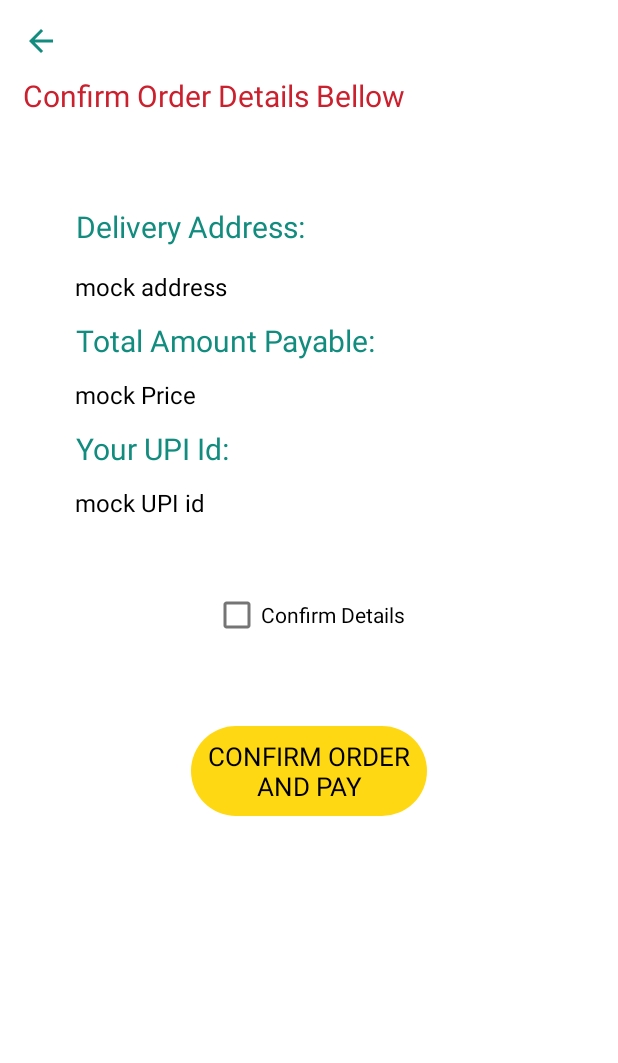
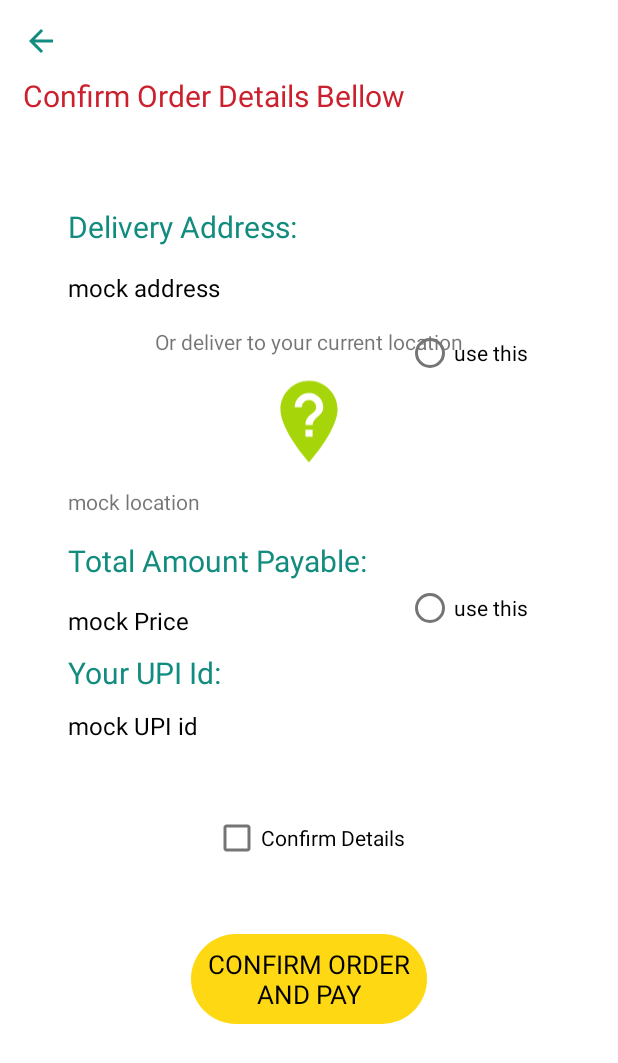
Before and after one commit to 8UCK37/FoodDeliApp, an Android app: the layout activity_payment.xml on its own in the app's theme, with its tools: preview values and no code run, on a phone screen of 412 x 824 dp. Shown: the top 1063 px of the screen. Run offline under Robolectric (Android 15) with nearby library versions, the phone set to English and light mode, and no system bars.

Commit message:
Added Location service in PaymentActivity

```diff
--- a/app/src/main/res/layout/activity_payment.xml
+++ b/app/src/main/res/layout/activity_payment.xml
@@ -29,44 +29,43 @@
 
     <TextView
         android:id="@+id/Address"
-        android:layout_width="match_parent"
+        android:layout_width="200dp"
         android:layout_height="wrap_content"
-        android:layout_marginStart="50dp"
+        android:layout_marginTop="16dp"
         android:layout_marginEnd="50dp"
-        android:layout_marginTop="15dp"
         android:text="mock address"
         android:textColor="@color/black"
         android:textSize="16sp"
         app:layout_constraintEnd_toEndOf="parent"
-        app:layout_constraintStart_toStartOf="@+id/Title"
+        app:layout_constraintHorizontal_bias="0.0"
+        app:layout_constraintStart_toStartOf="@+id/textView4"
         app:layout_constraintTop_toBottomOf="@+id/textView4" />
 
     <TextView
         android:id="@+id/Price"
-        android:layout_width="match_parent"
+        android:layout_width="350dp"
         android:layout_height="wrap_content"
-        android:layout_marginStart="50dp"
-        android:layout_marginTop="50dp"
+        android:layout_marginTop="200dp"
         android:layout_marginEnd="50dp"
         android:text="mock Price"
         android:textColor="@color/black"
         android:textSize="16sp"
         app:layout_constraintEnd_toEndOf="parent"
-        app:layout_constraintStart_toStartOf="@+id/Title"
+        app:layout_constraintHorizontal_bias="0.0"
+        app:layout_constraintStart_toStartOf="@+id/textView6"
         app:layout_constraintTop_toBottomOf="@+id/Address" />
 
     <TextView
         android:id="@+id/UPI_id"
-        android:layout_width="match_parent"
+        android:layout_width="350dp"
         android:layout_height="wrap_content"
-        android:layout_marginStart="50dp"
-        android:layout_marginTop="50dp"
-        android:layout_marginEnd="50dp"
+        android:layout_marginTop="48dp"
         android:text="mock UPI id"
         android:textColor="@color/black"
         android:textSize="16sp"
         app:layout_constraintEnd_toEndOf="parent"
-        app:layout_constraintStart_toStartOf="@+id/Title"
+        app:layout_constraintHorizontal_bias="0.0"
+        app:layout_constraintStart_toStartOf="@+id/textView7"
         app:layout_constraintTop_toBottomOf="@+id/Price" />
 
     <CheckBox
@@ -94,13 +93,13 @@
         app:layout_constraintEnd_toEndOf="parent"
         app:layout_constraintStart_toStartOf="parent"
         app:layout_constraintTop_toBottomOf="@+id/CheckBox"
-        android:layout_marginTop="50dp"/>
+        android:layout_marginTop="40dp"/>
 
     <TextView
         android:id="@+id/textView4"
         android:layout_width="wrap_content"
         android:layout_height="wrap_content"
-        android:layout_marginStart="35dp"
+        android:layout_marginStart="30dp"
         android:layout_marginTop="60dp"
         android:text="Delivery Address:"
         android:textColor="@color/whatsapp_teal"
@@ -113,8 +112,7 @@
         android:id="@+id/textView6"
         android:layout_width="wrap_content"
         android:layout_height="wrap_content"
-        android:layout_marginStart="35dp"
-        android:layout_marginTop="15dp"
+        android:layout_marginStart="30dp"
         android:layout_marginBottom="15dp"
         android:text="Total Amount Payable:"
         android:textColor="@color/whatsapp_teal"
@@ -122,13 +120,13 @@
         android:textStyle="normal"
         app:layout_constraintBottom_toTopOf="@+id/Price"
         app:layout_constraintStart_toStartOf="@+id/Title"
-        app:layout_constraintTop_toBottomOf="@+id/Address" />
+         />
 
     <TextView
         android:id="@+id/textView7"
         android:layout_width="wrap_content"
         android:layout_height="wrap_content"
-        android:layout_marginStart="35dp"
+        android:layout_marginStart="30dp"
         android:layout_marginTop="15dp"
         android:layout_marginBottom="16dp"
         android:text="Your UPI Id:"
@@ -139,4 +137,64 @@
         app:layout_constraintStart_toStartOf="@+id/Title"
         app:layout_constraintTop_toBottomOf="@+id/Price" />
 
+    <TextView
+        android:id="@+id/textView"
+        android:layout_width="wrap_content"
+        android:layout_height="wrap_content"
+        android:layout_marginTop="15dp"
+        android:text="Or deliver to your current location"
+        app:layout_constraintEnd_toEndOf="parent"
+        app:layout_constraintStart_toStartOf="parent"
+        app:layout_constraintTop_toBottomOf="@+id/Address" />
+
+    <TextView
+        android:id="@+id/gps_location"
+        android:layout_width="200dp"
+        android:layout_height="wrap_content"
+        android:layout_marginTop="122dp"
+        android:text="mock location"
+        app:layout_constraintEnd_toEndOf="parent"
+        app:layout_constraintHorizontal_bias="0.0"
+        app:layout_constraintStart_toStartOf="@+id/Address"
+        app:layout_constraintTop_toBottomOf="@+id/Address" />
+
+    <ImageView
+        android:id="@+id/findLoc"
+        android:layout_width="65dp"
+        android:layout_height="70dp"
+        app:layout_constraintBottom_toTopOf="@+id/gps_location"
+        app:layout_constraintEnd_toEndOf="parent"
+        app:layout_constraintStart_toStartOf="parent"
+        app:layout_constraintTop_toBottomOf="@+id/textView"
+        app:srcCompat="@drawable/ic_baseline_not_listed_location_24" />
+
+
+    <RadioGroup
+        android:id="@+id/radio"
+        android:layout_width="132dp"
+        android:layout_height="209dp"
+        app:layout_constraintBottom_toBottomOf="parent"
+        app:layout_constraintEnd_toEndOf="parent"
+        app:layout_constraintHorizontal_bias="0.967"
+        app:layout_constraintStart_toStartOf="parent"
+        app:layout_constraintTop_toTopOf="parent"
+        app:layout_constraintVertical_bias="0.344">
+
+        <RadioButton
+            android:id="@+id/radioButton"
+            android:layout_width="match_parent"
+            android:layout_height="wrap_content"
+            android:text="use this" />
+
+        <RadioButton
+            android:id="@+id/radioButton2"
+            android:layout_width="match_parent"
+            android:layout_height="wrap_content"
+            android:layout_marginTop="130dp"
+            android:layout_marginEnd="16dp"
+            android:layout_marginRight="16dp"
+            android:text="use this"
+            app:layout_constraintEnd_toEndOf="parent" />
+    </RadioGroup>
+
 </androidx.constraintlayout.widget.ConstraintLayout>
```
Also changed, not shown: app/src/main/AndroidManifest.xml (+29 -27 lines), app/src/main/java/com/example/apptest/PaymentActivity.java (+99 -6 lines), app/src/main/res/drawable-v24/location.png (added).
